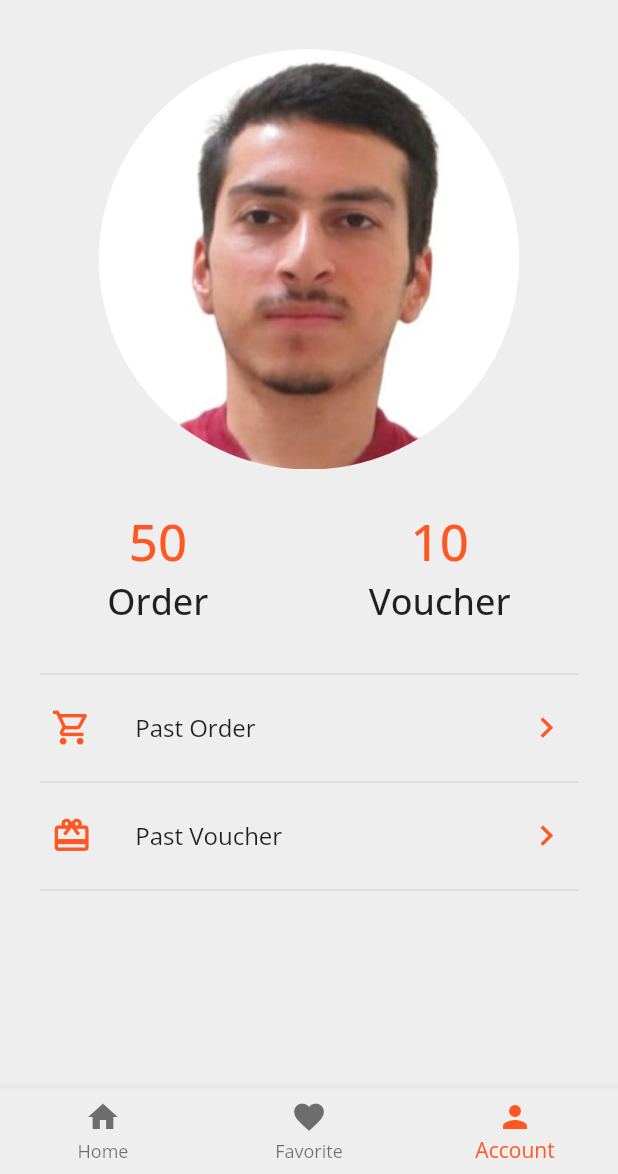
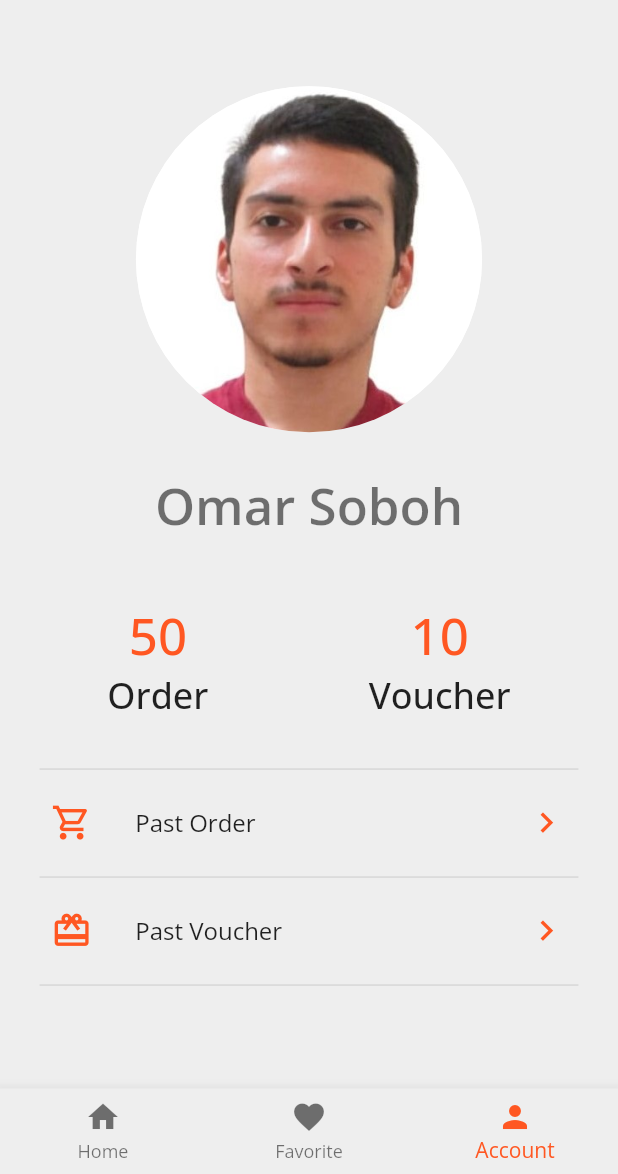
Before and after one commit to Omar-Soboh/second-project-FoodakApp, a Flutter app: the screen it shows after launch, item 3 of the bottom bar chosen, on a phone screen of 412 x 824 dp, the part 62-1236 px from its top. Run offline on Flutter 3.47's test engine with Material 3 defaults, Android fonts, the light colour scheme and no system bars.

Commit message:
add some modified

```diff
--- a/lib/pages/account_page.dart
+++ b/lib/pages/account_page.dart
@@ -28,29 +28,42 @@ class AccountPage extends StatelessWidget {
   }
 
   Widget listTileOrderVoucher(
-    context,
-    {
+    context, {
     required leading,
     required String title,
     required trailing,
     String? subtitle,
   }) {
     final size = MediaQuery.of(context).size;
+    final bool isLandscape = MediaQuery.of(context).orientation == Orientation.landscape;
     return ListTile(
-      onTap: (){},
+      onTap: () {},
       leading: Icon(
         leading,
         color: Theme.of(context).primaryColor,
-        size: size.height * 0.033,
+        size: (isLandscape)?size.height * 0.08:size.height * 0.033,
       ),
-      title: Text(
-        title,
-        ),
+      title: Text(title),
       subtitle: (subtitle != null) ? Text(subtitle) : null,
       trailing: Icon(
         trailing,
         color: Theme.of(context).primaryColor,
-        size: size.height * 0.033,
+        size: (isLandscape)?size.height * 0.08:size.height * 0.033,
+      ),
+    );
+  }
+
+  Widget personPhoto({required height, required width}) {
+    return Container(
+      height: height,
+      width: width,
+      decoration: BoxDecoration(
+        color: Colors.white,
+        shape: BoxShape.circle,
+        image: DecorationImage(
+          fit: BoxFit.cover,
+          image: AssetImage("assets/images/person.jpg"),
+        ),
       ),
     );
   }
@@ -58,20 +71,22 @@ class AccountPage extends StatelessWidget {
   @override
   Widget build(BuildContext context) {
     final size = MediaQuery.of(context).size;
+    final bool isLandscape =
+        MediaQuery.of(context).orientation == Orientation.landscape;
 
-    return Column(
+    return SingleChildScrollView(
+      child: Column(
         children: [
-        Container(
-          height: size.height * 0.34,
-          decoration: const BoxDecoration(
-            shape: BoxShape.circle,
-            image: DecorationImage(
-              fit: BoxFit.cover,
-              image: AssetImage("assets/images/person.jpg"),
+          if (!isLandscape) ...[
+            personPhoto(height: size.height * 0.34, width: size.height * 0.28),
+            SizedBox(height: size.height * 0.001),
+            Text(
+              "Omar Soboh",
+              style: Theme.of(
+                context,
+              ).textTheme.headlineMedium!.copyWith(fontWeight: FontWeight.w600),
             ),
-          ),
-        ),
-        SizedBox(height: size.height * 0.03),
+            SizedBox(height: size.height * 0.05),
             Row(
               mainAxisAlignment: MainAxisAlignment.spaceAround,
               children: [
@@ -79,6 +94,39 @@ class AccountPage extends StatelessWidget {
                 orderVoucherCount(context, title: "Voucher", count: 10),
               ],
             ),
+          ],
+          if (isLandscape) ...[
+            Row(
+              mainAxisAlignment: MainAxisAlignment.spaceEvenly,
+              children: [
+                Column(
+                  children: [
+                    Text(
+                      "Omar Soboh",
+                      style: Theme.of(context).textTheme.headlineMedium!
+                          .copyWith(fontWeight: FontWeight.w600),
+                    ),
+                    SizedBox(height: size.height * 0.08),
+                    Row(
+                      children: [
+                        orderVoucherCount(context, title: "Order", count: 50),
+                        SizedBox(width: size.height * 0.15),
+                        orderVoucherCount(context, title: "Voucher", count: 10),
+                      ],
+                    ),
+                  ],
+                ),
+                Column(
+                  children: [
+                    personPhoto(
+                      height: size.height * 0.50,
+                      width: size.width * 0.24,
+                    ),
+                  ],
+                ),
+              ],
+            ),
+          ],
           SizedBox(height: size.height * 0.03),
           Divider(
             thickness: 0.8,
@@ -111,6 +159,7 @@ class AccountPage extends StatelessWidget {
             endIndent: size.height * 0.01,
           ),
         ],
+      ),
     );
   }
 }
--- a/lib/pages/bottom_navigation_bar_page.dart
+++ b/lib/pages/bottom_navigation_bar_page.dart
@@ -1,4 +1,6 @@
+import 'dart:io';
 import 'package:flutter/material.dart';
+import 'package:flutter/cupertino.dart';
 import 'package:foodak/pages/account_page.dart';
 import 'package:foodak/pages/favorite_page.dart';
 import 'package:foodak/pages/home_page.dart';
@@ -19,20 +21,33 @@ class _BottomNavigationBarPageState extends State<BottomNavigationBarPage> {
   @override
   Widget build(BuildContext context) {
     final size = MediaQuery.of(context).size;
-    final bool isLandscape = MediaQuery.of(context).orientation == Orientation.landscape;
-
-    return Scaffold(
-      appBar: AppBar(
+    final bool isLandscape =
+        MediaQuery.of(context).orientation == Orientation.landscape;
+    final PreferredSizeWidget? appBar;
+    if (Platform.isAndroid) {
+      appBar = AppBar(
         title: const Text("Foodak"),
         centerTitle: true,
         elevation: 0,
         backgroundColor: Colors.grey[200],
         foregroundColor: Colors.black,
-      ),
+      );
+    } else if (Platform.isIOS) {
+      appBar = CupertinoNavigationBar(middle: Text("Foodak"));
+    } else {
+      appBar = null;
+    }
+
+    return Scaffold(
+      appBar: appBar,
       drawer: const Drawer(child: Center(child: Text("i am into drawer"))),
-      body: Padding(
-        padding: EdgeInsets.all((isLandscape)?size.height * 0.06:size.height * 0.022),
-        child: navigationPages[currentIndex],
+      body: SafeArea(
+        child: Padding(
+          padding: EdgeInsets.all(
+            (isLandscape) ? size.height * 0.06 : size.height * 0.022,
+          ),
+          child: navigationPages[currentIndex],
+        ),
       ),
       bottomNavigationBar: BottomNavigationBar(
         items: [
```
Also changed, not shown: lib/pages/favorite_page.dart (+27 -13 lines), lib/pages/home_page.dart (+11 -6 lines), assets/images/person.jpg. Lines whose indentation alone changed are shown as unchanged.
